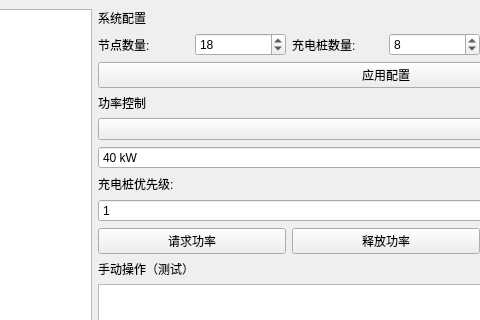
Above: mainwindow.ui from chinuxer/evenergem before the change; both pictures show x 717 to 1197 and y 0 to 320 of the 1400 by 800 pixel window. Below: the same form after it.
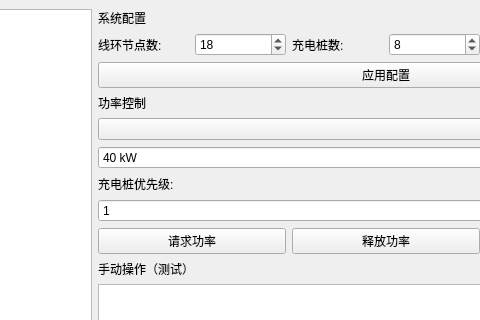
That is the form after the change.

```diff
--- a/mainwindow.ui
+++ b/mainwindow.ui
@@ -45,7 +45,7 @@
         <item>
          <widget class="QLabel" name="label_2">
           <property name="text">
-           <string>节点数量:</string>
+           <string>线环节点数:</string>
           </property>
          </widget>
         </item>
@@ -65,7 +65,7 @@
         <item>
          <widget class="QLabel" name="label_3">
           <property name="text">
-           <string>充电桩数量:</string>
+           <string>充电桩数:</string>
           </property>
          </widget>
         </item>
```
Left out of the diff: 2 changed lines with no effect on the pictures.
